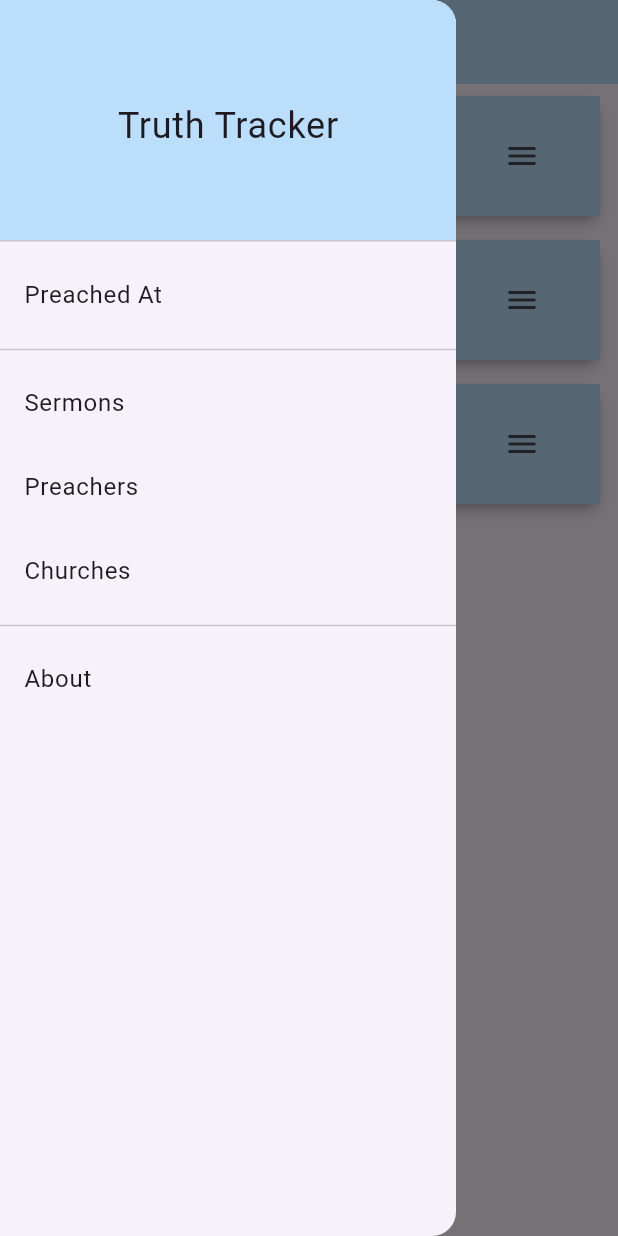
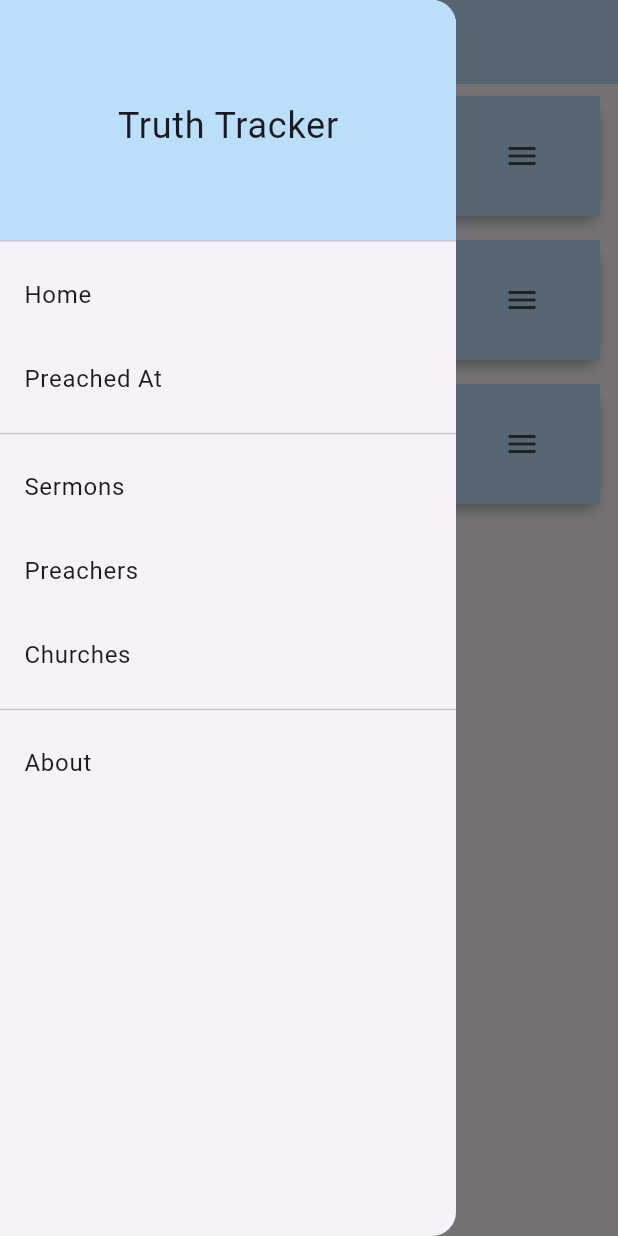
Before and after one commit to Rhadaze/TruthTracker, a Flutter app: the screen it shows after launch, with the side drawer open, on a phone screen of 412 x 824 dp. Run offline on Flutter 3.47's test engine with Material 3 defaults, Android fonts, the phone set to English and light mode, and no system bars.

Commit message:
About and Home added

```diff
--- a/lib/core/home/home.dart
+++ b/lib/core/home/home.dart
@@ -3,7 +3,8 @@ import 'package:flutter/material.dart';
 class Home extends StatelessWidget {
   @override
   Widget build(Object context) {
+    return Scaffold(appBar: AppBar(title: Text("Home")));
     // TODO: implement build
-    throw UnimplementedError();
+    //throw UnimplementedError();
   }
 }
--- a/lib/core/layout/app_drawer.dart
+++ b/lib/core/layout/app_drawer.dart
@@ -13,6 +13,13 @@ class AppDrawer extends StatelessWidget {
             child: Center(
               child: Text("Truth Tracker", style: TextStyle(fontSize: 24)),
             ),
+          ),
+          ListTile(
+            title: Text("Home"),
+            onTap: () => Navigator.of(
+              context,
+              rootNavigator: true,
+            ).pushNamed('/preachedAt'),
           ),
           ListTile(
             title: Text("Preached At"),
@@ -46,10 +53,8 @@ class AppDrawer extends StatelessWidget {
           Divider(),
           ListTile(
             title: Text("About"),
-            onTap: () => Navigator.of(
-              context,
-              rootNavigator: true,
-            ).pushNamed('/churches'),
+            onTap: () =>
+                Navigator.of(context, rootNavigator: true).pushNamed('/about'),
           ),
         ],
       ),
--- a/lib/main.dart
+++ b/lib/main.dart
@@ -1,3 +1,5 @@
+import 'package:TruthTracker/core/home/home.dart';
+import 'package:TruthTracker/features/about/about_page.dart';
 import 'package:TruthTracker/features/church/presentation/church_page.dart';
 import 'package:TruthTracker/features/preached_at/presentation/preachedat_page.dart';
 import 'package:TruthTracker/features/preacher/presentation/preacher_page.dart';
@@ -17,10 +19,12 @@ class YourApp extends StatelessWidget {
       // home: PreachedAtPage(),
       initialRoute: '/preachedAt',
       routes: {
+        '/home': (context) => Home(),
+        '/preachedAt': (context) => PreachedAtPage(),
         '/sermons': (context) => SermonPage(),
         '/preachers': (context) => PreacherPage(),
-        '/preachedAt': (context) => PreachedAtPage(),
         '/churches': (context) => ChurchPage(),
+        '/about': (context) => AboutPage(),
       },
     ); // TODO: implement build
   }
```
Also changed, not shown: lib/features/about/about_page.dart (added, +11 -0 lines), lib/features/calendar/calendar.dart (added, +11 -0 lines).
